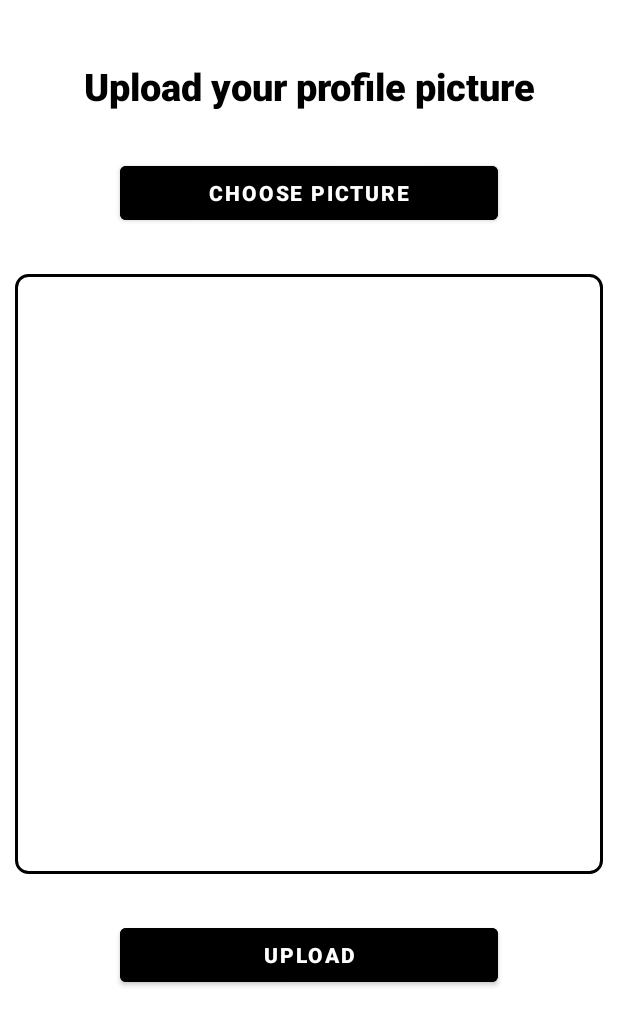
After one commit to OmerOzen10/Gym-Application, an Android app: the layout activity_upload_profile_picture.xml on its own in the app's theme, with its tools: preview values and no code run, on a phone screen of 412 x 824 dp. The commit adds this screen. Shown: the top 1026 px of the screen. Run offline under Robolectric (Android 15) with nearby library versions, the phone set to English and light mode, and no system bars.

Commit message:
The user can choose or change Profile Picture now

```diff
--- a/GymApp/app/build.gradle
+++ b/GymApp/app/build.gradle
@@ -35,8 +35,10 @@ dependencies {
     implementation 'com.google.android.material:material:1.8.0'
     implementation 'androidx.constraintlayout:constraintlayout:2.1.4'
     implementation 'com.google.firebase:firebase-auth-ktx:21.1.0'
-    implementation 'com.google.firebase:firebase-database:20.0.4'
+    implementation 'com.google.firebase:firebase-database:20.1.0'
+    implementation 'com.google.firebase:firebase-storage:20.1.0'
     testImplementation 'junit:junit:4.13.2'
     androidTestImplementation 'androidx.test.ext:junit:1.1.5'
     androidTestImplementation 'androidx.test.espresso:espresso-core:3.5.1'
+    implementation 'com.squareup.picasso:picasso:2.71828'
 }
--- a/GymApp/app/src/main/AndroidManifest.xml
+++ b/GymApp/app/src/main/AndroidManifest.xml
@@ -11,6 +11,9 @@
         android:supportsRtl="true"
         android:theme="@style/Theme.GymApp"
         tools:targetApi="31">
+        <activity
+            android:name=".UploadProfilePictureActivity"
+            android:exported="false" />
         <activity
             android:name=".ForgotPasswordActivity"
             android:exported="false" />
--- /dev/null
+++ b/GymApp/app/src/main/res/drawable/border.xml
@@ -0,0 +1,8 @@
+<?xml version="1.0" encoding="utf-8"?>
+<shape xmlns:android="http://schemas.android.com/apk/res/android" android:shape="rectangle">
+    <stroke
+        android:width="2dp"
+        android:color="@color/black" />
+    <corners
+        android:radius="8dp" />
+</shape>
--- /dev/null
+++ b/GymApp/app/src/main/res/layout/activity_upload_profile_picture.xml
@@ -0,0 +1,83 @@
+<?xml version="1.0" encoding="utf-8"?>
+<ScrollView xmlns:android="http://schemas.android.com/apk/res/android"
+    xmlns:app="http://schemas.android.com/apk/res-auto"
+    xmlns:tools="http://schemas.android.com/tools"
+    android:layout_width="match_parent"
+    android:layout_height="match_parent"
+    tools:context=".UploadProfilePictureActivity">
+
+    <androidx.constraintlayout.widget.ConstraintLayout
+        android:layout_width="match_parent"
+        android:layout_height="wrap_content">
+
+        <TextView
+            android:id="@+id/txtInfo"
+            android:layout_width="wrap_content"
+            android:layout_height="wrap_content"
+            android:layout_marginTop="40dp"
+            android:fontFamily="sans-serif-black"
+            android:text="Upload your profile picture"
+            android:textColor="@color/black"
+            android:textSize="25sp"
+            app:layout_constraintEnd_toEndOf="parent"
+            app:layout_constraintStart_toStartOf="parent"
+            app:layout_constraintTop_toTopOf="parent" />
+
+        <Button
+            android:id="@+id/btnChoose"
+            android:layout_width="match_parent"
+            android:layout_height="wrap_content"
+            android:layout_marginStart="80dp"
+            android:layout_marginTop="30dp"
+            android:layout_marginEnd="80dp"
+            android:backgroundTint="@color/black"
+            android:fontFamily="sans-serif-black"
+            android:text="CHOOSE PICTURE"
+            android:textColor="@color/white"
+            app:layout_constraintEnd_toEndOf="parent"
+            app:layout_constraintStart_toStartOf="parent"
+            app:layout_constraintTop_toBottomOf="@+id/txtInfo" />
+
+        <ImageView
+            android:id="@+id/imgProfilePic"
+            android:layout_width="match_parent"
+            android:layout_height="400dp"
+            android:layout_marginStart="10dp"
+            android:layout_marginTop="30dp"
+            android:layout_marginEnd="10dp"
+            android:background="@drawable/border"
+            app:layout_constraintEnd_toEndOf="parent"
+            app:layout_constraintStart_toStartOf="parent"
+            app:layout_constraintTop_toBottomOf="@+id/btnChoose" />
+
+        <Button
+            android:id="@+id/btnUpload"
+            android:layout_width="match_parent"
+            android:layout_height="wrap_content"
+            android:layout_marginStart="80dp"
+            android:layout_marginTop="30dp"
+            android:layout_marginEnd="80dp"
+            android:backgroundTint="@color/black"
+            android:fontFamily="sans-serif-black"
+            android:text="UPLOAD"
+            app:layout_constraintEnd_toEndOf="parent"
+            app:layout_constraintStart_toStartOf="parent"
+            app:layout_constraintTop_toBottomOf="@+id/imgProfilePic" />
+
+        <ProgressBar
+            android:id="@+id/progressBarProfile"
+            android:layout_width="wrap_content"
+            android:layout_height="wrap_content"
+            app:layout_constraintBottom_toBottomOf="parent"
+            app:layout_constraintEnd_toEndOf="parent"
+            app:layout_constraintStart_toStartOf="parent"
+            app:layout_constraintTop_toTopOf="parent"
+            android:visibility="gone
+"/>
+
+
+
+
+    </androidx.constraintlayout.widget.ConstraintLayout>
+
+</ScrollView>
```
Also changed, not shown: GymApp/app/src/main/java/com/example/gymapp/UploadProfilePictureActivity.java (added, +206 -0 lines), GymApp/app/src/main/java/com/example/gymapp/UserProfileACtivity.java (+29 -0 lines).
